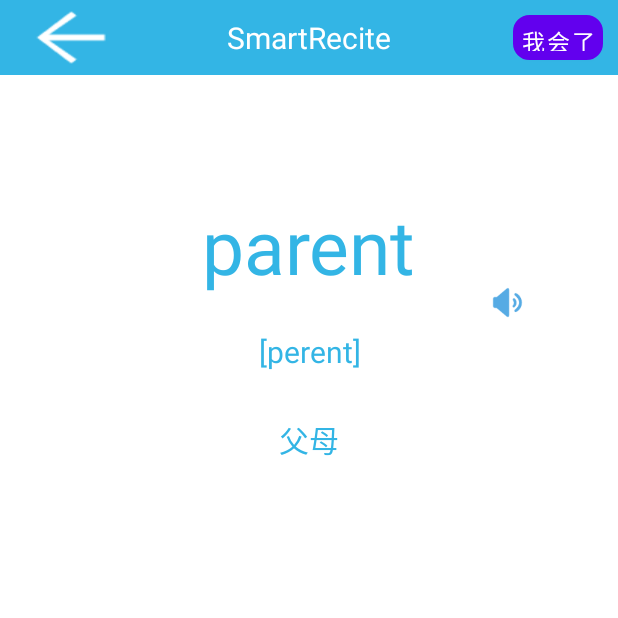
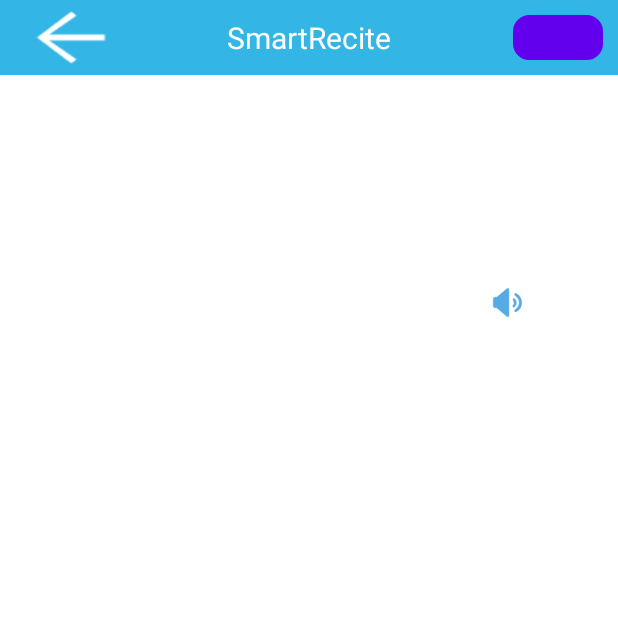
Before and after one commit to Kuludu/SmartRecite, an Android app: the WrongActivity screen opened directly, with no data from a screen before it, on a phone screen of 412 x 824 dp, the top half of it. Run offline under Robolectric (Android 15) with nearby library versions, the phone set to English and light mode, and no system bars.

Commit message:
Update layouts

```diff
--- a/app/src/main/java/net/kuludu/smartrecite/DownloadActivity.java
+++ b/app/src/main/java/net/kuludu/smartrecite/DownloadActivity.java
@@ -45,7 +45,6 @@
                 super.handleMessage(msg);
 
                 count++;
-                Log.i("DB", count.toString());
 
                 if (count >= 2) {
                     Toast.makeText(DownloadActivity.this, "Download complete!", Toast.LENGTH_SHORT).show();
--- a/app/src/main/java/net/kuludu/smartrecite/MainActivity.java
+++ b/app/src/main/java/net/kuludu/smartrecite/MainActivity.java
@@ -178,12 +178,12 @@
         dateText = findViewById(R.id.date_text);
         wordText = findViewById(R.id.word_text);
         englishText = findViewById(R.id.english_text);
-        playVioce = findViewById(R.id.play_vioce);
+        playVioce = findViewById(R.id.play_voice);
         radioGroup = findViewById(R.id.choose_group);
         radioOne = findViewById(R.id.choose_btn_one);
         radioTwo = findViewById(R.id.choose_btn_two);
         radioThree = findViewById(R.id.choose_btn_three);
-        linearLayout = findViewById(R.id.backgroung);
+        linearLayout = findViewById(R.id.background);
         radioGroup.setOnCheckedChangeListener(this);
         playVioce.setOnClickListener(this);
         getNextWord();
@@ -192,7 +192,7 @@
     @Override
     public void onClick(View view) {
         switch (view.getId()) {
-            case R.id.play_vioce:
+            case R.id.play_voice:
                 break;
         }
     }
--- a/app/src/main/res/layout/activity_download.xml
+++ b/app/src/main/res/layout/activity_download.xml
@@ -18,7 +18,7 @@
         android:id="@+id/load_pl"
         android:layout_width="match_parent"
         android:layout_height="30dp"
-        android:layout_marginLeft="0dp"
+        android:layout_marginStart="0dp"
         android:alpha="0.8"
         android:src="@mipmap/loading" />
 
--- a/app/src/main/res/layout/activity_wrong.xml
+++ b/app/src/main/res/layout/activity_wrong.xml
@@ -3,20 +3,18 @@
     android:layout_width="match_parent"
     android:layout_height="match_parent"
     android:orientation="vertical">
-
     <RelativeLayout
         android:layout_width="match_parent"
         android:layout_height="50dp"
         android:background="@android:color/holo_blue_light"
         android:orientation="horizontal">
-
         <ImageButton
             android:id="@+id/back_btn"
             android:layout_width="wrap_content"
             android:layout_height="wrap_content"
             android:layout_centerVertical="true"
-            android:layout_marginLeft="15dp"
-            android:background="@mipmap/fanhui" />
+            android:layout_marginStart="15dp"
+            android:background="@mipmap/back" />
 
         <TextView
             android:layout_width="wrap_content"
@@ -31,39 +29,37 @@
             android:id="@+id/i_know_btn"
             android:layout_width="60dp"
             android:layout_height="30dp"
-            android:layout_alignParentRight="true"
+            android:layout_alignParentEnd="true"
             android:layout_centerVertical="true"
             android:layout_marginTop="10dp"
-            android:layout_marginRight="10dp"
+            android:layout_marginEnd="10dp"
             android:background="@drawable/btn_frame"
             android:padding="0dp"
-            android:text="我会了"
             android:textColor="@android:color/white"
             android:textSize="15sp" />
+
     </RelativeLayout>
 
     <RelativeLayout
         android:layout_width="match_parent"
         android:layout_height="85dp"
         android:layout_marginTop="80dp">
-
         <TextView
             android:id="@+id/word_text"
             android:layout_width="wrap_content"
             android:layout_height="wrap_content"
             android:layout_centerHorizontal="true"
-            android:text="parent"
             android:textColor="@android:color/holo_blue_light"
-            android:textSize="50dp" />
+            android:textSize="50sp" />
 
         <ImageView
-            android:id="@+id/play_vioce"
+            android:id="@+id/play_voice"
             android:layout_width="27dp"
             android:layout_height="27dp"
-            android:layout_alignParentRight="true"
+            android:layout_alignParentEnd="true"
             android:layout_alignParentBottom="true"
-            android:layout_marginRight="60dp"
-            android:background="@mipmap/vioce" />
+            android:layout_marginEnd="60dp"
+            android:background="@mipmap/voice" />
     </RelativeLayout>
 
     <TextView
@@ -72,9 +68,8 @@
         android:layout_height="wrap_content"
         android:layout_marginTop="5dp"
         android:gravity="center_horizontal"
-        android:text="[perent]"
         android:textColor="@android:color/holo_blue_light"
-        android:textSize="20dp" />
+        android:textSize="20sp" />
 
     <TextView
         android:id="@+id/china_text"
@@ -82,8 +77,7 @@
         android:layout_height="wrap_content"
         android:layout_marginTop="30dp"
         android:gravity="center_horizontal"
-        android:text="父母"
         android:textColor="@android:color/holo_blue_light"
-        android:textSize="20dp" />
+        android:textSize="20sp" />
 
 </LinearLayout>
--- a/app/src/main/res/layout/switch_button.xml
+++ b/app/src/main/res/layout/switch_button.xml
@@ -2,7 +2,6 @@
 <FrameLayout xmlns:android="http://schemas.android.com/apk/res/android"
     android:layout_width="wrap_content"
     android:layout_height="wrap_content" >
-
     <ImageView
         android:id="@+id/iv_switch_open"
         android:layout_width="wrap_content"
@@ -16,4 +15,5 @@
         android:layout_height="wrap_content"
         android:background="@mipmap/ease_close_icon"
         android:visibility="invisible" />
+
 </FrameLayout>
```
Also changed, not shown: app/src/main/res/layout/activity_home.xml (+6 -4 lines), app/src/main/res/layout/activity_main.xml (+11 -18 lines), app/src/main/res/layout/frame_setting.xml (+5 -14 lines), app/src/main/res/layout/frame_study.xml (+13 -25 lines), app/src/main/res/mipmap/back.png (renamed from app/src/main/res/mipmap/fanhui.png), app/src/main/res/mipmap/voice.png (renamed from app/src/main/res/mipmap/vioce.png).
